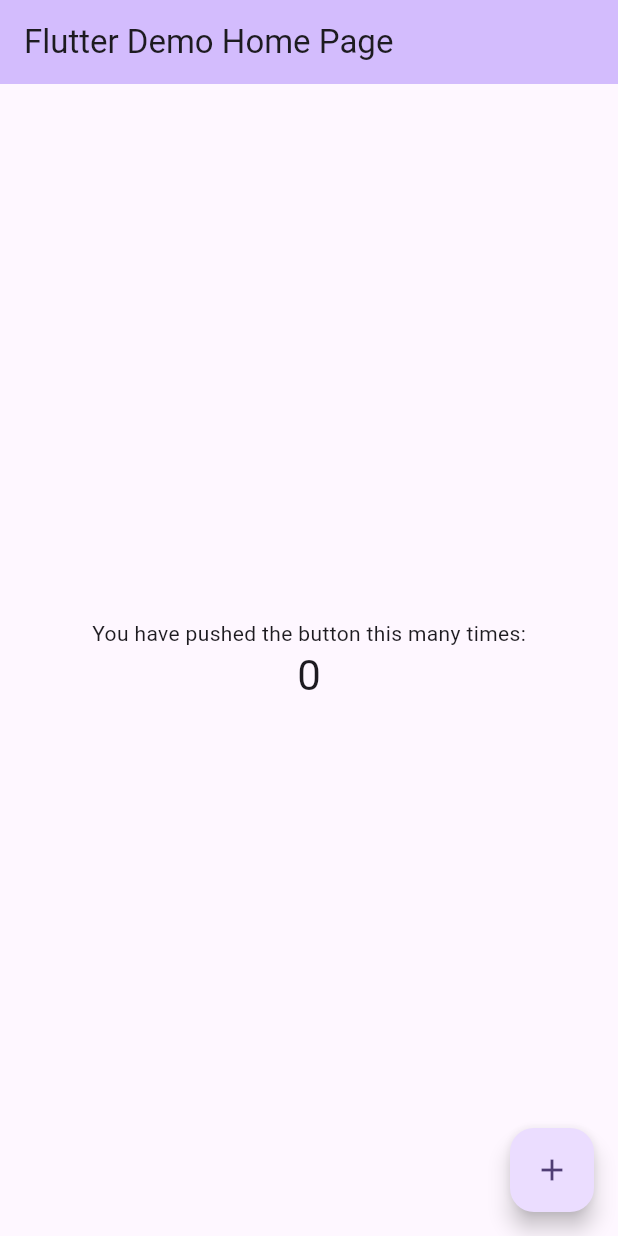
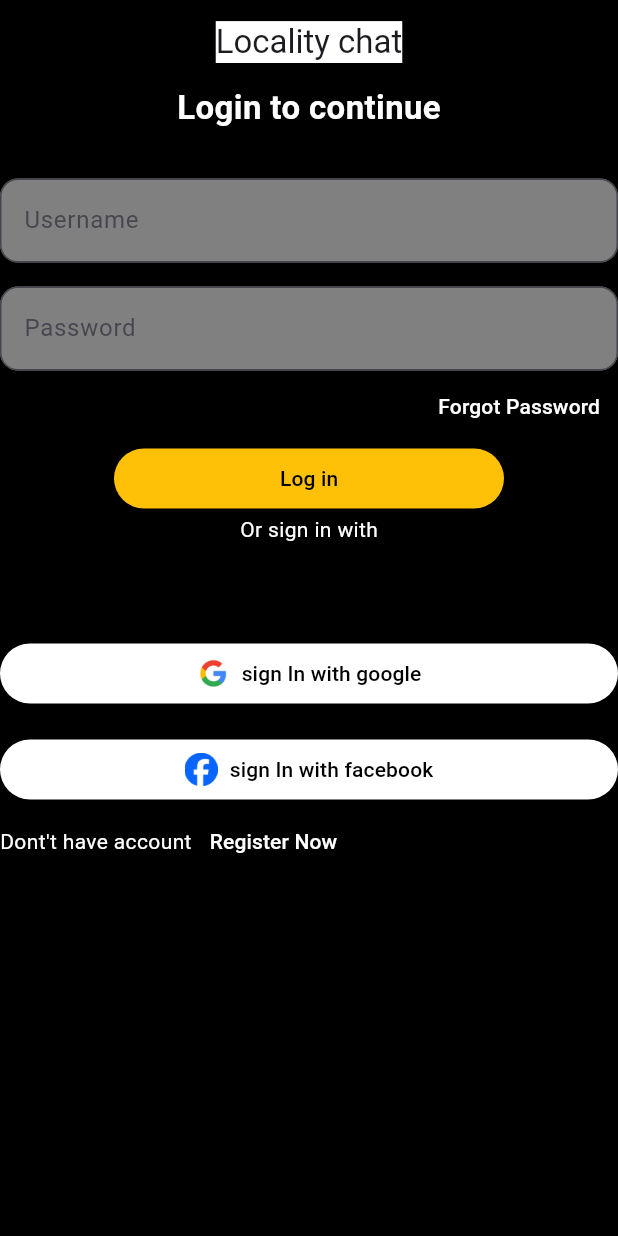
Before and after one commit to Anedtech/locality_chat, a Flutter app: the screen it shows after launch, on a phone screen of 412 x 824 dp. Run offline on Flutter 3.47's test engine with Material 3 defaults, Android fonts, the phone set to English and light mode, and no system bars.

Commit message:
login_page

```diff
--- /dev/null
+++ b/lib/login_page.dart
@@ -0,0 +1,125 @@
+import 'package:flutter/material.dart';
+
+class LoginPage extends StatelessWidget {
+  const LoginPage({super.key});
+
+  @override
+  Widget build(BuildContext context) {
+    return Scaffold(
+      appBar: AppBar(
+        elevation: 0,
+        centerTitle: true,
+        title: Text(
+          'Locality chat',
+          style: TextStyle(backgroundColor: Colors.white),
+        ),
+        backgroundColor: Colors.black,
+      ),
+      backgroundColor: Colors.black,
+      body: Column(
+        children: [
+          Text(
+            'Login to continue',
+            style: TextStyle(
+              color: Colors.white,
+              fontSize: 22,
+              fontWeight: FontWeight.bold,
+            ),
+          ),
+          SizedBox(height: 32, width: 32),
+          TextField(
+            decoration: InputDecoration(
+              hintText: 'Username',
+              border: OutlineInputBorder(
+                borderRadius: BorderRadius.all(Radius.circular(12.0)),
+              ),
+              filled: true,
+              // ignore: deprecated_member_use
+              fillColor: Colors.white.withOpacity(0.5),
+            ),
+          ),
+          SizedBox(height: 16),
+          TextField(
+            decoration: InputDecoration(
+              hintText: 'Password',
+              border: OutlineInputBorder(
+                borderRadius: BorderRadius.all(Radius.circular(12.0)),
+              ),
+              filled: true,
+              // ignore: deprecated_member_use
+              fillColor: Colors.white.withOpacity(0.5),
+            ),
+          ),
+          Align(
+            alignment: Alignment.centerRight,
+            child: TextButton(
+              onPressed: () {},
+              style: TextButton.styleFrom(foregroundColor: Colors.white),
+              child: Text('Forgot Password'),
+            ),
+          ),
+          SizedBox(
+            width: 260,
+            child: ElevatedButton(
+              onPressed: () {},
+              style: ElevatedButton.styleFrom(
+                backgroundColor: Colors.amber,
+                foregroundColor: Colors.black,
+              ),
+              child: Text('Log in'),
+            ),
+          ),
+          Text('Or sign in with', style: TextStyle(color: Colors.white)),
+          SizedBox(height: 62),
+          ElevatedButton(
+            style: ElevatedButton.styleFrom(
+              backgroundColor: Colors.white,
+              foregroundColor: Colors.black,
+            ),
+            onPressed: () {},
+            child: Row(
+              mainAxisAlignment: MainAxisAlignment.center,
+              children: [
+                Image.asset('images/google.jpg', width: 22, height: 22),
+                SizedBox(width: 8),
+                Text('sign In with google'),
+              ],
+            ),
+          ),
+          SizedBox(height: 16),
+          ElevatedButton(
+            style: ElevatedButton.styleFrom(
+              backgroundColor: Colors.white,
+              foregroundColor: Colors.black,
+              shape: RoundedRectangleBorder(
+                borderRadius: BorderRadius.all(Radius.circular(50)),
+              ),
+            ),
+            onPressed: () {},
+            child: Row(
+              mainAxisAlignment: MainAxisAlignment.center,
+              children: [
+                Image.asset('images/facebook.jpg', width: 22, height: 22),
+                SizedBox(width: 8),
+                Text('sign In with facebook'),
+              ],
+            ),
+          ),
+          Row(
+            children: [
+              Text(
+                "Dont't have account",
+                style: TextStyle(color: Colors.white),
+              ),
+              TextButton(
+                onPressed: () {},
+                style: TextButton.styleFrom(foregroundColor: Colors.white),
+                child: Text('Register Now'),
+              ),
+            ],
+          ),
+        ],
+      ),
+    );
+  }
+}
--- a/lib/main.dart
+++ b/lib/main.dart
@@ -1,4 +1,5 @@
 import 'package:flutter/material.dart';
+import 'package:locality_chat/login_page.dart';
 
 void main() {
   runApp(const MyApp());
@@ -7,116 +8,8 @@ void main() {
 class MyApp extends StatelessWidget {
   const MyApp({super.key});
 
-  // This widget is the root of your application.
   @override
   Widget build(BuildContext context) {
-    return MaterialApp(
-      title: 'Flutter Demo',
-      theme: ThemeData(
-        // This is the theme of your application.
-        //
-        // TRY THIS: Try running your application with "flutter run". You'll see
-        // the application has a purple toolbar. Then, without quitting the app,
-        // try changing the seedColor in the colorScheme below to Colors.green
-        // and then invoke "hot reload" (save your changes or press the "hot
-        // reload" button in a Flutter-supported IDE, or press "r" if you used
-        // the command line to start the app).
-        //
-        // Notice that the counter didn't reset back to zero; the application
-        // state is not lost during the reload. To reset the state, use hot
-        // restart instead.
-        //
-        // This works for code too, not just values: Most code changes can be
-        // tested with just a hot reload.
-        colorScheme: ColorScheme.fromSeed(seedColor: Colors.deepPurple),
-      ),
-      home: const MyHomePage(title: 'Flutter Demo Home Page'),
-    );
+    return MaterialApp(debugShowCheckedModeBanner: false, home: LoginPage());
   }
 }
-
-class MyHomePage extends StatefulWidget {
-  const MyHomePage({super.key, required this.title});
-
-  // This widget is the home page of your application. It is stateful, meaning
-  // that it has a State object (defined below) that contains fields that affect
-  // how it looks.
-
-  // This class is the configuration for the state. It holds the values (in this
-  // case the title) provided by the parent (in this case the App widget) and
-  // used by the build method of the State. Fields in a Widget subclass are
-  // always marked "final".
-
-  final String title;
-
-  @override
-  State<MyHomePage> createState() => _MyHomePageState();
-}
-
-class _MyHomePageState extends State<MyHomePage> {
-  int _counter = 0;
-
-  void _incrementCounter() {
-    setState(() {
-      // This call to setState tells the Flutter framework that something has
-      // changed in this State, which causes it to rerun the build method below
-      // so that the display can reflect the updated values. If we changed
-      // _counter without calling setState(), then the build method would not be
-      // called again, and so nothing would appear to happen.
-      _counter++;
-    });
-  }
-
-  @override
-  Widget build(BuildContext context) {
-    // This method is rerun every time setState is called, for instance as done
-    // by the _incrementCounter method above.
-    //
-    // The Flutter framework has been optimized to make rerunning build methods
-    // fast, so that you can just rebuild anything that needs updating rather
-    // than having to individually change instances of widgets.
-    return Scaffold(
-      appBar: AppBar(
-        // TRY THIS: Try changing the color here to a specific color (to
-        // Colors.amber, perhaps?) and trigger a hot reload to see the AppBar
-        // change color while the other colors stay the same.
-        backgroundColor: Theme.of(context).colorScheme.inversePrimary,
-        // Here we take the value from the MyHomePage object that was created by
-        // the App.build method, and use it to set our appbar title.
-        title: Text(widget.title),
-      ),
-      body: Center(
-        // Center is a layout widget. It takes a single child and positions it
-        // in the middle of the parent.
-        child: Column(
-          // Column is also a layout widget. It takes a list of children and
-          // arranges them vertically. By default, it sizes itself to fit its
-          // children horizontally, and tries to be as tall as its parent.
-          //
-          // Column has various properties to control how it sizes itself and
-          // how it positions its children. Here we use mainAxisAlignment to
-          // center the children vertically; the main axis here is the vertical
-          // axis because Columns are vertical (the cross axis would be
-          // horizontal).
-          //
-          // TRY THIS: Invoke "debug painting" (choose the "Toggle Debug Paint"
-          // action in the IDE, or press "p" in the console), to see the
-          // wireframe for each widget.
-          mainAxisAlignment: MainAxisAlignment.center,
-          children: <Widget>[
-            const Text('You have pushed the button this many times:'),
-            Text(
-              '$_counter',
-              style: Theme.of(context).textTheme.headlineMedium,
-            ),
-          ],
-        ),
-      ),
-      floatingActionButton: FloatingActionButton(
-        onPressed: _incrementCounter,
-        tooltip: 'Increment',
-        child: const Icon(Icons.add),
-      ), // This trailing comma makes auto-formatting nicer for build methods.
-    );
-  }
-}
--- a/pubspec.yaml
+++ b/pubspec.yaml
@@ -58,9 +58,8 @@ flutter:
   uses-material-design: true
 
   # To add assets to your application, add an assets section, like this:
-  # assets:
-  #   - images/a_dot_burr.jpeg
-  #   - images/a_dot_ham.jpeg
+  assets:
+    - images/
 
   # An image asset can refer to one or more resolution-specific "variants", see
   # https://flutter.dev/to/resolution-aware-images
```
Also changed, not shown: images/facebook.jpg (added), images/google.jpg (added), 1 other file.
